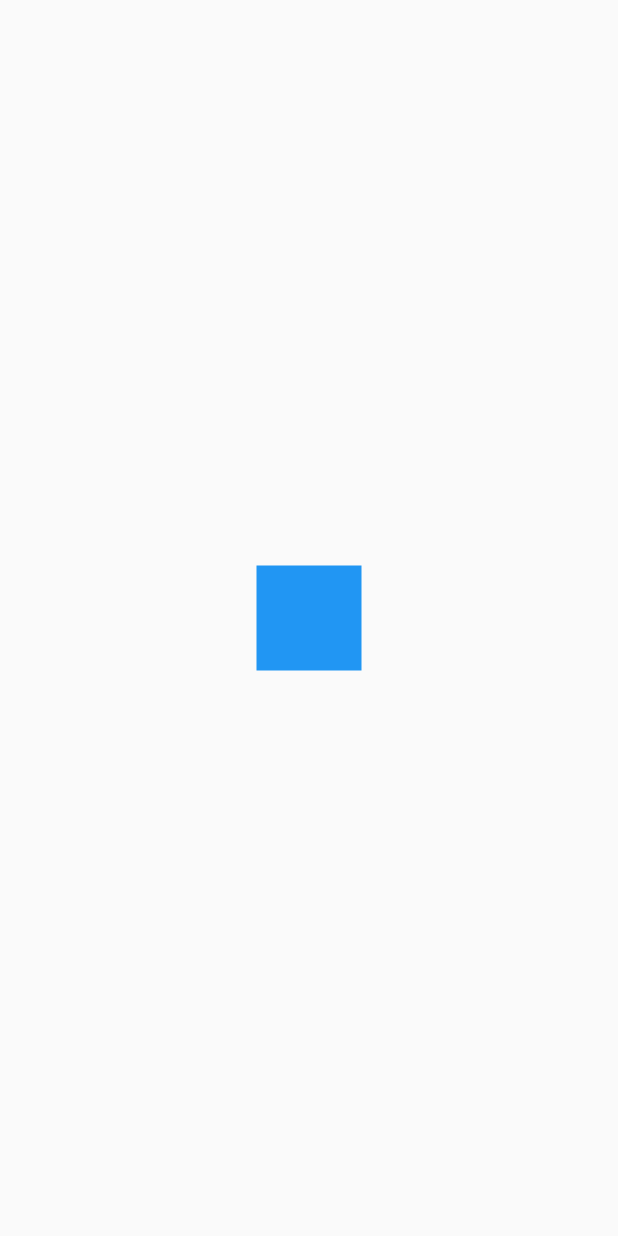
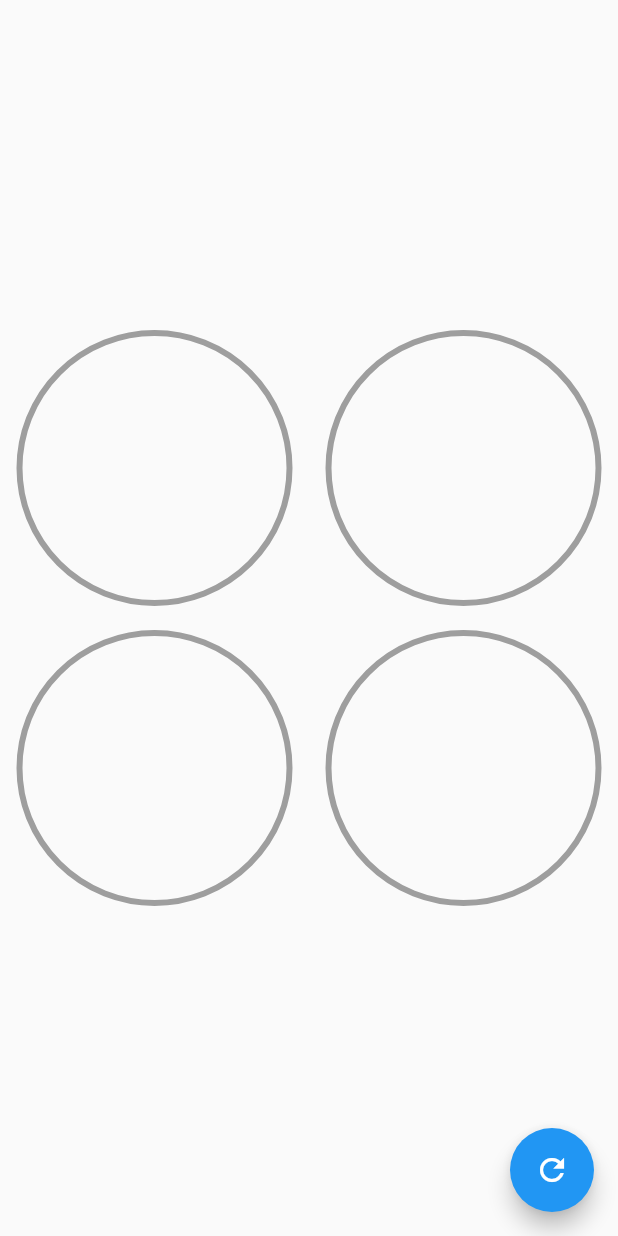
Before and after one commit to Fverde98/Flutter_CustomPainter, a Flutter app: the screen it shows after launch, on a phone screen of 412 x 824 dp. Run offline on Flutter 3.47's test engine with Material 2 defaults, Android fonts, the light colour scheme and no system bars.

Commit message:
Progress bar circular

```diff
--- a/lib/main.dart
+++ b/lib/main.dart
@@ -1,5 +1,7 @@
 import 'package:diseno_app/src/challenge/cuadrado_animado_page.dart';
 import 'package:diseno_app/src/pages/animaciones_page.dart';
+import 'package:diseno_app/src/pages/graficasCircularesPage.dart';
+
 //import 'package:diseno_app/src/widgets/headers.dart';
 import 'package:flutter/material.dart';
 
@@ -13,9 +15,9 @@
   Widget build(BuildContext context) {
     return const MaterialApp(
       debugShowCheckedModeBanner: false,
-      home:  Scaffold(
-        body:  CuadradoAnimadoPage()
-     ),
+        title: 'Diseños app',
+        home:  GraficasCircularesPage()
+
     );
   }
 }
--- /dev/null
+++ b/lib/src/pages/graficasCircularesPage.dart
@@ -0,0 +1,72 @@
+import 'package:diseno_app/src/widgets/radiasProgress.dart';
+import 'package:flutter/material.dart';
+class GraficasCircularesPage extends StatefulWidget {
+  const GraficasCircularesPage({super.key});
+
+  @override
+  State<GraficasCircularesPage> createState() => _GraficasCircularesPageState();
+}
+
+class _GraficasCircularesPageState extends State<GraficasCircularesPage> {
+  double porcentaje =0.0;
+
+  @override
+  Widget build(BuildContext context) {
+    return Scaffold(
+      floatingActionButton: FloatingActionButton(
+        child: Icon(Icons.refresh),
+        onPressed: (){
+          setState(() {
+            porcentaje+=10;
+            if(porcentaje>100){
+              porcentaje=0;
+            }
+          });
+        }),
+      body: Column(
+        mainAxisAlignment: MainAxisAlignment.center,
+          children: <Widget>[
+            Row(
+              mainAxisAlignment: MainAxisAlignment.spaceAround,
+              children: <Widget>[
+                CustomRadialProgress(porcentaje: porcentaje, color: Colors.purple,),
+                CustomRadialProgress(porcentaje: porcentaje, color: Colors.red,)
+              ],
+            ),
+            Row(
+              mainAxisAlignment: MainAxisAlignment.spaceAround,
+              children: <Widget>[
+                CustomRadialProgress(porcentaje: porcentaje, color: Colors.blue,),
+                CustomRadialProgress(porcentaje: porcentaje, color: Colors.green,)
+              ],
+            )
+          ],
+      )
+      );
+
+  }
+}
+
+class CustomRadialProgress extends StatelessWidget {
+  final Color color;
+  const CustomRadialProgress({
+    required this.porcentaje,
+    required this.color
+  });
+
+  final double porcentaje;
+
+  @override
+  Widget build(BuildContext context) {
+    return Container(
+      width: 200,
+      height: 200,
+      child: RadialProgress(
+        porcentaje: porcentaje,
+        colorPrimario: this.color,
+        colorSecundario: Colors.grey,
+        grosorSecundario: 4,
+        grosorPrimario: 10,),
+    );
+  }
+}
--- /dev/null
+++ b/lib/src/widgets/radiasProgress.dart
@@ -0,0 +1,122 @@
+import 'dart:math';
+
+import 'package:flutter/material.dart';
+class RadialProgress extends StatefulWidget {
+
+
+  final porcentaje;
+  final Color colorPrimario;
+  final Color colorSecundario;
+  final double grosorSecundario;
+  final double grosorPrimario;
+  RadialProgress({
+    @required
+    this.porcentaje,
+    this.colorPrimario = Colors.blue,
+    this.colorSecundario = Colors.grey,
+    this.grosorSecundario =4,
+    this.grosorPrimario = 10});
+
+    @override
+  State<RadialProgress> createState() => _RadialProgressState();
+}
+
+class _RadialProgressState extends State<RadialProgress>  with SingleTickerProviderStateMixin{
+
+  late AnimationController controller;
+  late double porcentajeAnterior;
+  @override
+
+  void initState() {
+    porcentajeAnterior = widget.porcentaje;
+    controller =  AnimationController(vsync: this, duration: const Duration(microseconds: 200));
+    super.initState();
+  }
+  @override
+  void dispose() {
+    controller.dispose();
+    super.dispose();
+  }
+
+  Widget build(BuildContext context) {
+
+    controller.forward(from: 0.0);
+    final diferenciaAnimar = widget.porcentaje - porcentajeAnterior;
+    porcentajeAnterior = widget.porcentaje;
+
+    return AnimatedBuilder(
+      animation: controller,
+      builder: (BuildContext context, child){
+      return Container(
+      padding: const EdgeInsets.all(10),
+      width: double.infinity,
+      height: double.infinity,
+      child: CustomPaint(painter: _MiRadialProgress((
+        widget.porcentaje - diferenciaAnimar) + (diferenciaAnimar* controller.value),
+        widget.colorPrimario,
+        widget.colorSecundario,
+        widget.grosorSecundario,
+        widget.grosorPrimario),
+        ),
+        );
+      },
+      );
+  }
+}
+class _MiRadialProgress extends CustomPainter{
+  final porcentaje;
+  final Color colorPrimario;
+  final Color colorSecundario;
+   final double grosorSecundario;
+   final double grosorPrimario;
+  _MiRadialProgress(
+     this.porcentaje,
+     this.colorPrimario,
+     this.colorSecundario,
+     this.grosorSecundario,
+     this.grosorPrimario
+
+   );
+  @override
+  void paint(Canvas canvas, Size size) {
+
+    final Rect rect = new Rect.fromCircle(center: Offset(0,0), radius: 180);
+
+    final Gradient gradiente = new LinearGradient(colors: <Color> [
+        Color(0xffC012FF),
+        Color(0xff6D05E8),
+        Colors.red
+    ]);
+
+    final paint =  Paint()
+    ..strokeWidth = grosorSecundario
+    ..color = colorSecundario
+    ..style = PaintingStyle.stroke;
+
+    final Offset center =  Offset(size.width * 0.5, size.height /2);
+    final double radio = min(size.width * 0.5,size.height* 0.5);
+
+    canvas.drawCircle(center, radio, paint);
+
+    //arco
+     final paintArco =  Paint()
+    ..strokeWidth = grosorPrimario
+    //..color = colorPrimario
+    ..shader = gradiente.createShader(rect)
+    ..strokeCap = StrokeCap.round
+    ..style = PaintingStyle.stroke;
+
+    double arcAngle = 2 * pi * (porcentaje/100);
+    canvas.drawArc(
+      Rect.fromCircle(center: center, radius: radio),
+      -pi /2,
+      arcAngle,
+      false,
+      paintArco);
+  }
+
+  @override
+  bool shouldRepaint(covariant CustomPainter oldDelegate) =>true;
+
+
+}
```
Also changed, not shown: lib/src/labs/circular_pogress_page.dart (added, +105 -0 lines).
